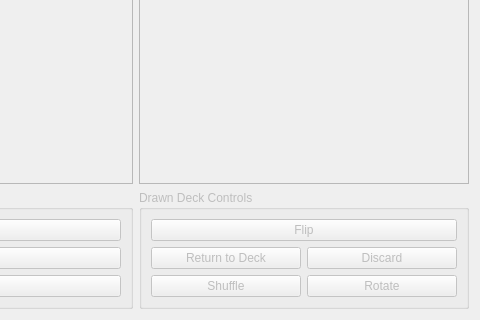
The window that src/frontend/qt_sdl/PlayingCardsDialog.ui (melonDS-emu/melonDS) describes before a commit, drawn with Qt 5; both pictures show x 208 to 688 and y 387 to 707 of the 688 by 707 pixel window.
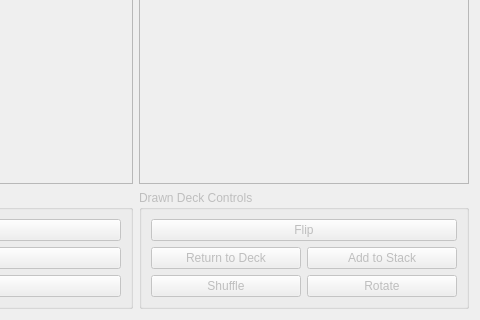
The same window after the commit.

Commit message:
Add basic playing card stacking feature
This allows cards to be distributed into stacks
outside of the deck or hand dynamically.

```diff
--- a/src/frontend/qt_sdl/PlayingCardsDialog.ui
+++ b/src/frontend/qt_sdl/PlayingCardsDialog.ui
@@ -122,7 +122,7 @@
            <string>Discards the topmost card entirely, until the deck is next shuffled.</string>
           </property>
           <property name="text">
-           <string>Discard</string>
+           <string>Add to Stack</string>
           </property>
           <property name="autoDefault">
            <bool>false</bool>
```
Left out of the diff: 52 changed lines with no effect on the pictures. The commit also changes 2 other files.
